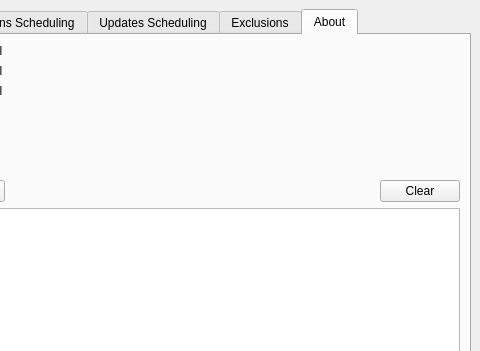
Qt form MainWindow.ui (jplozf/calamity) before a commit; both pictures show x 95 to 575 and y 0 to 351 of the 575 by 638 pixel window.
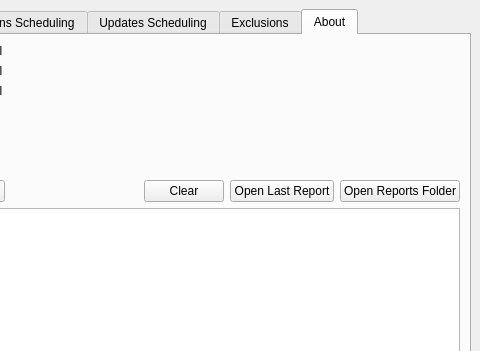
The same form after that commit. Icons and pictures are not drawn. Custom widgets are drawn as their Qt base class.

Commit message:
chore(ui): move report actions to About tab
Relocate “Open Last Report” and “Open Reports Folder” buttons from Scan tab to About tab for better organization.

Patch:
```diff
--- a/MainWindow.ui
+++ b/MainWindow.ui
@@ -168,20 +168,7 @@
                </property>
               </widget>
              </item>
-             <item>
-              <widget class="QPushButton" name="openLastReportButton">
-               <property name="text">
-                <string>Open Last Report</string>
-               </property>
-              </widget>
-             </item>
-             <item>
-              <widget class="QPushButton" name="openReportsFolderButton">
-               <property name="text">
-                <string>Open Reports Folder</string>
-               </property>
-              </widget>
-             </item>
+             
             </layout>
            </item>
           </layout>
@@ -645,6 +632,20 @@
                </property>
               </widget>
              </item>
+              <item>
+               <widget class="QPushButton" name="openLastReportButton">
+                <property name="text">
+                 <string>Open Last Report</string>
+                </property>
+               </widget>
+              </item>
+              <item>
+               <widget class="QPushButton" name="openReportsFolderButton">
+                <property name="text">
+                 <string>Open Reports Folder</string>
+                </property>
+               </widget>
+              </item>
             </layout>
            </item>
            <item>
```
